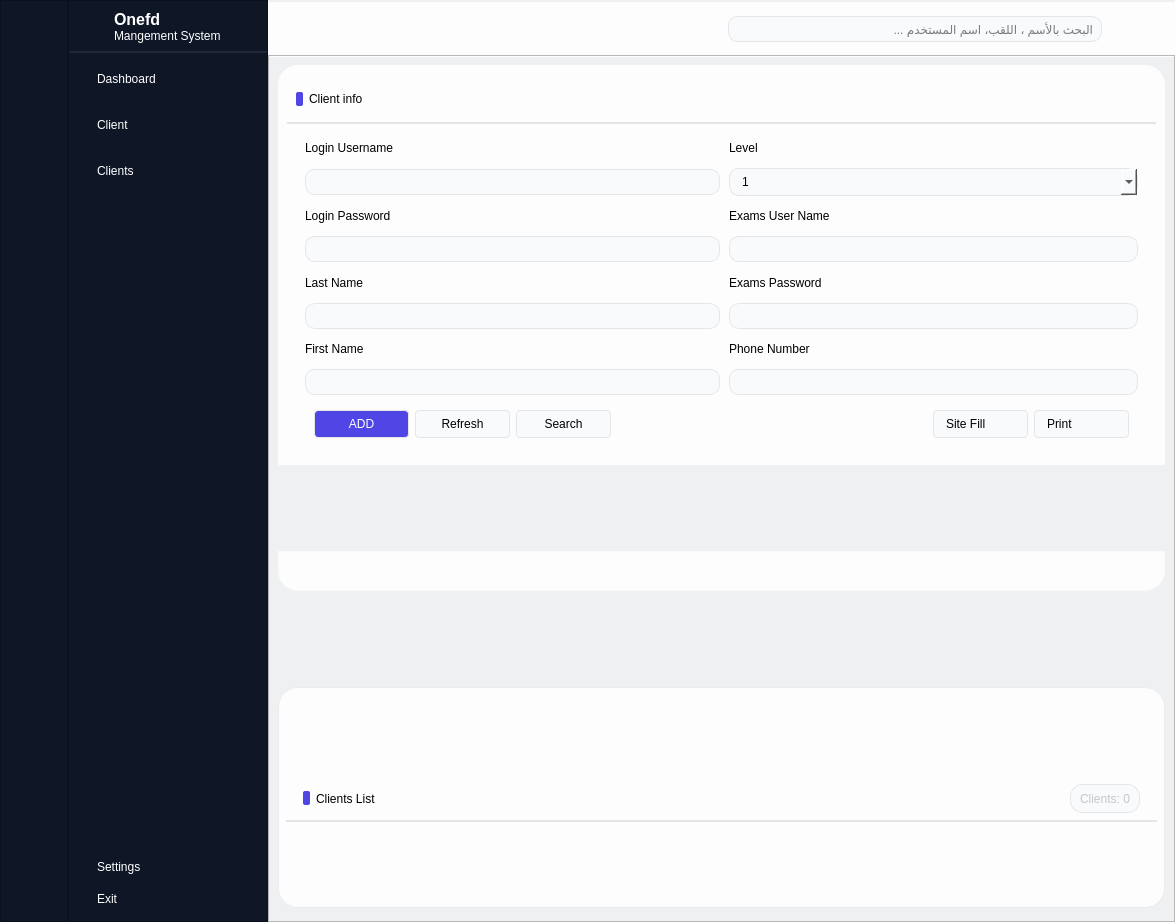
Qt form modern_ui.ui (abdou-dz113/onefd_client_mangment_system) before a commit.
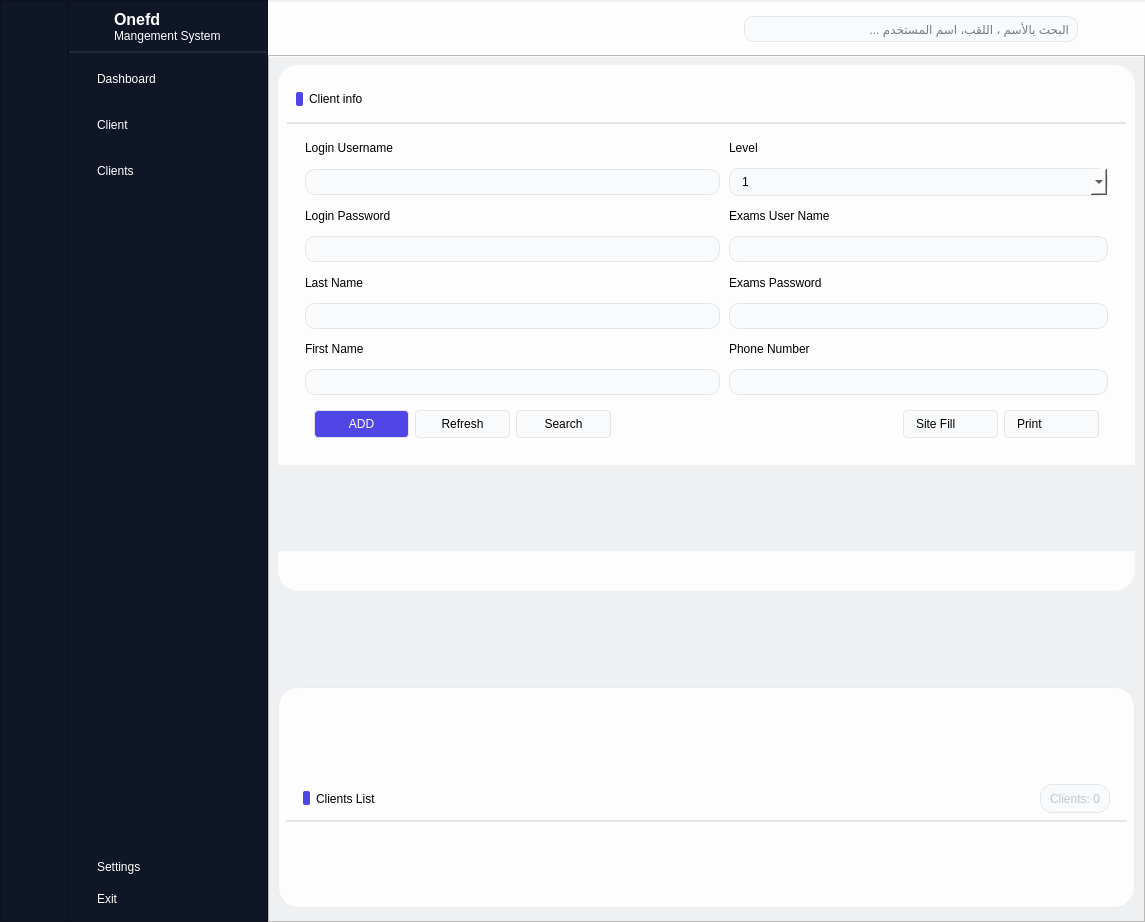
The same form after that commit. The open tabs and pages were chosen to show the change. Icons and pictures are not drawn.

What changed in the file:
```diff
--- a/modern_ui.ui
+++ b/modern_ui.ui
@@ -6,7 +6,7 @@
    <rect>
     <x>0</x>
     <y>0</y>
-    <width>1175</width>
+    <width>1145</width>
     <height>922</height>
    </rect>
   </property>
@@ -218,7 +218,6 @@
             <property name="font">
              <font>
               <pointsize>12</pointsize>
-              <weight>75</weight>
               <bold>true</bold>
              </font>
             </property>
@@ -335,7 +334,7 @@
      </widget>
     </item>
     <item row="0" column="3">
-     <widget class="QFrame" name="frame_3">
+     <widget class="QFrame" name="main_frame">
       <property name="sizePolicy">
        <sizepolicy hsizetype="Preferred" vsizetype="Fixed">
         <horstretch>0</horstretch>
@@ -436,6 +435,24 @@
         </spacer>
        </item>
        <item>
+        <widget class="QWidget" name="search_bar" native="true">
+         <layout class="QHBoxLayout" name="horizontalLayout_10">
+          <property name="spacing">
+           <number>0</number>
+          </property>
+          <property name="leftMargin">
+           <number>0</number>
+          </property>
+          <property name="topMargin">
+           <number>0</number>
+          </property>
+          <property name="rightMargin">
+           <number>0</number>
+          </property>
+          <property name="bottomMargin">
+           <number>0</number>
+          </property>
+          <item>
         <widget class="QLineEdit" name="quick_search_input">
          <property name="minimumSize">
           <size>
@@ -463,6 +480,9 @@
       </layout>
      </widget>
     </item>
+      </layout>
+     </widget>
+    </item>
     <item row="1" column="3">
      <widget class="QFrame" name="frame_4">
       <property name="frameShape">
@@ -585,7 +605,7 @@
           <enum>QFrame::Raised</enum>
          </property>
          <property name="currentIndex">
-          <number>1</number>
+          <number>0</number>
          </property>
          <widget class="QWidget" name="dashboard">
           <property name="styleSheet">
@@ -1025,7 +1045,6 @@
                       </property>
                       <property name="font">
                        <font>
-                        <weight>50</weight>
                         <bold>false</bold>
                         <stylestrategy>PreferAntialias</stylestrategy>
                        </font>
@@ -1062,7 +1081,6 @@
                       </property>
                       <property name="font">
                        <font>
-                        <weight>50</weight>
                         <bold>false</bold>
                        </font>
                       </property>
@@ -1092,7 +1110,6 @@
                       </property>
                       <property name="font">
                        <font>
-                        <weight>50</weight>
                         <bold>false</bold>
                        </font>
                       </property>
```
Lines whose indentation alone changed are shown as unchanged.
